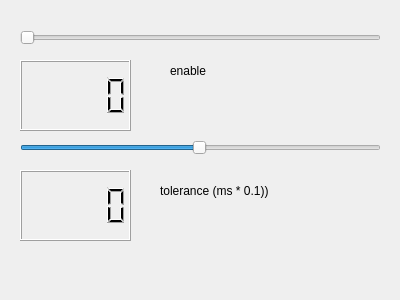
Old version of the form herlpergui.ui in the repository jacktrip/jacktrip.
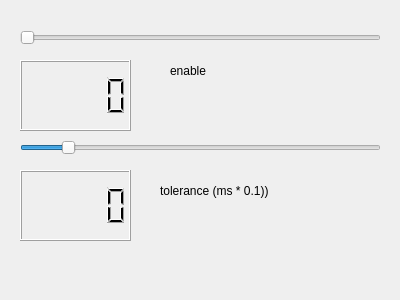
New version of the form.

Commit message: tolerance slider range increase to 500

```diff
--- a/herlpergui.ui
+++ b/herlpergui.ui
@@ -26,7 +26,7 @@
     <number>1</number>
    </property>
    <property name="maximum">
-    <number>120</number>
+    <number>500</number>
    </property>
    <property name="value">
     <number>60</number>
```
